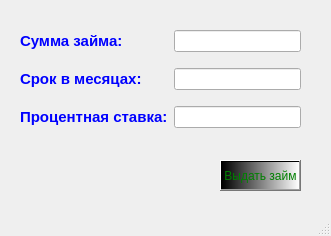
First picture: the form in ui/new_loan_window.ui, repository Daniel22874/Zaimer_app, before the edit.
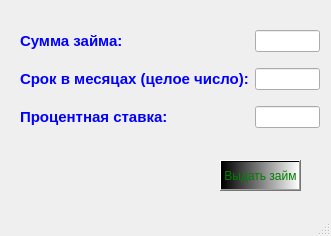
Second picture: the form after the edit.

```diff
--- a/ui/new_loan_window.ui
+++ b/ui/new_loan_window.ui
@@ -38,7 +38,7 @@
      <rect>
       <x>20</x>
       <y>20</y>
-      <width>281</width>
+      <width>300</width>
       <height>121</height>
      </rect>
     </property>
@@ -56,7 +56,7 @@
      <item row="1" column="0">
       <widget class="QLabel" name="label_2">
        <property name="text">
-        <string>&lt;html&gt;&lt;head/&gt;&lt;body&gt;&lt;p&gt;&lt;span style=&quot; font-size:11pt; font-weight:600; color:#0000ff;&quot;&gt;Срок в месяцах:&lt;/span&gt;&lt;/p&gt;&lt;/body&gt;&lt;/html&gt;</string>
+        <string>&lt;html&gt;&lt;head/&gt;&lt;body&gt;&lt;p&gt;&lt;span style=&quot; font-size:11pt; font-weight:600; color:#0000ff;&quot;&gt;Срок в месяцах (целое число):&lt;/span&gt;&lt;/p&gt;&lt;/body&gt;&lt;/html&gt;</string>
        </property>
       </widget>
      </item>
```
